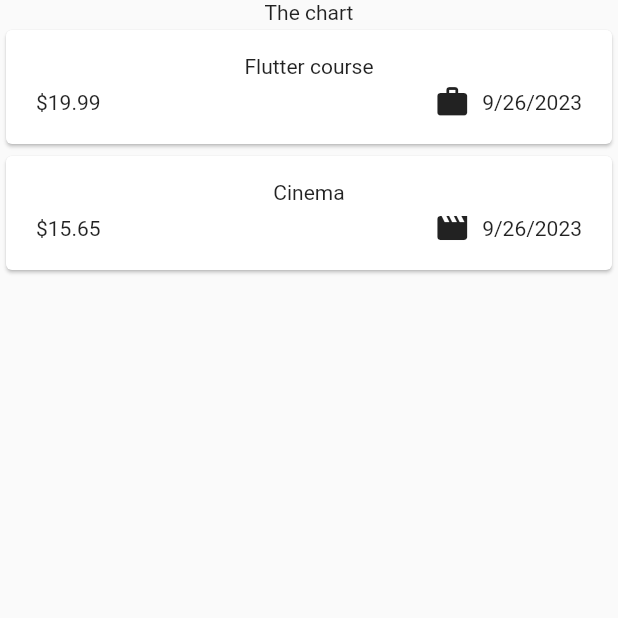
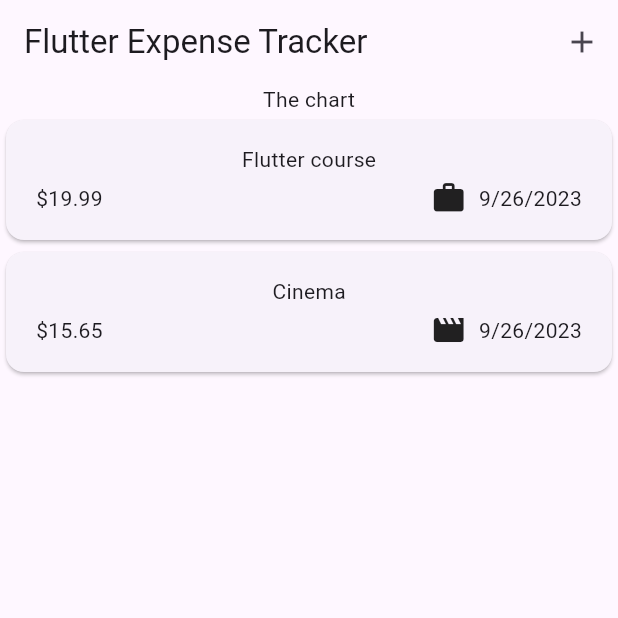
Before and after one commit to Charl913/Expense_Tracker_App, a Flutter app: the screen it shows after launch, on a phone screen of 412 x 824 dp, the top half of it. Run offline on Flutter 3.47's test engine with Material 2 defaults, Android fonts, the phone set to English and light mode, and no system bars.

Commit message:
Set AppBar with Actions & Title

```diff
--- a/lib/widgets/expenses.dart
+++ b/lib/widgets/expenses.dart
@@ -30,11 +30,28 @@ class _ExpensesState extends State<Expenses> {
   @override
   Widget build(context) {
     return Scaffold(
+      appBar: AppBar(
+        title: const Text(
+          'Flutter Expense Tracker',
+        ),
+        actions: [
+          IconButton(
+            onPressed: () {},
+            icon: const Icon(
+              Icons.add,
+            ),
+          ),
+        ],
+      ),
       body: Column(
         children: [
-          const Text('The chart'),
+          const Text(
+            'The chart',
+          ),
           Expanded(
-            child: ExpensesList(expenses: _registeredExpenses),
+            child: ExpensesList(
+              expenses: _registeredExpenses,
+            ),
           ),
         ],
       ),
```
Also changed, not shown: lib/main.dart (+5 -2 lines).
